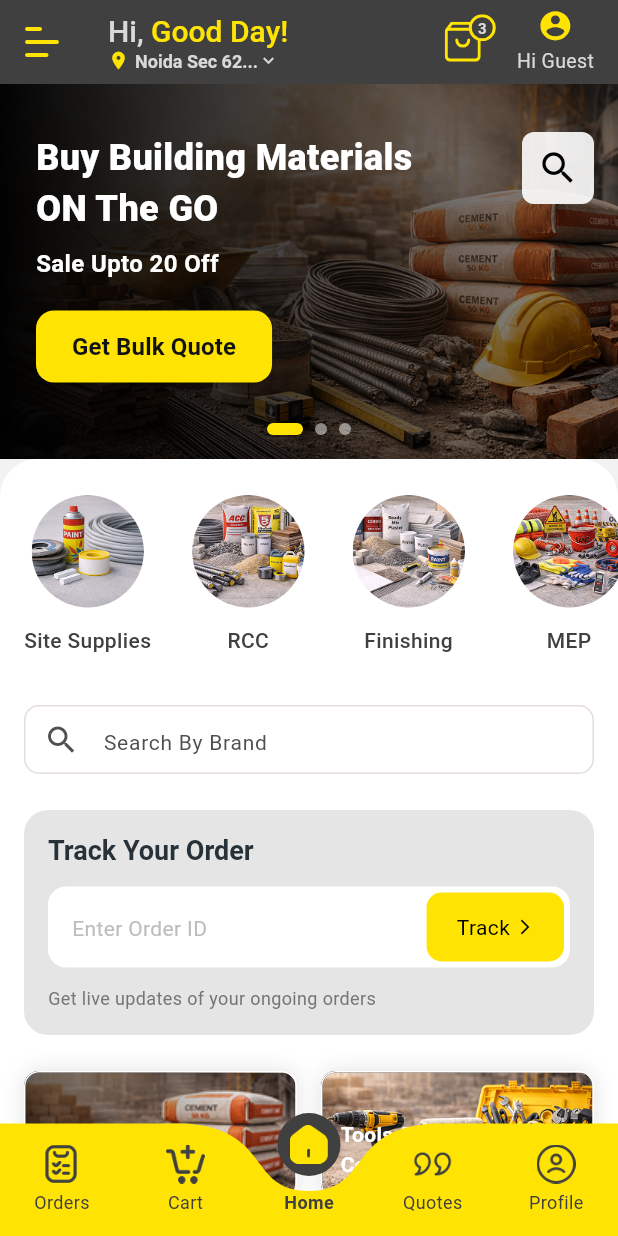
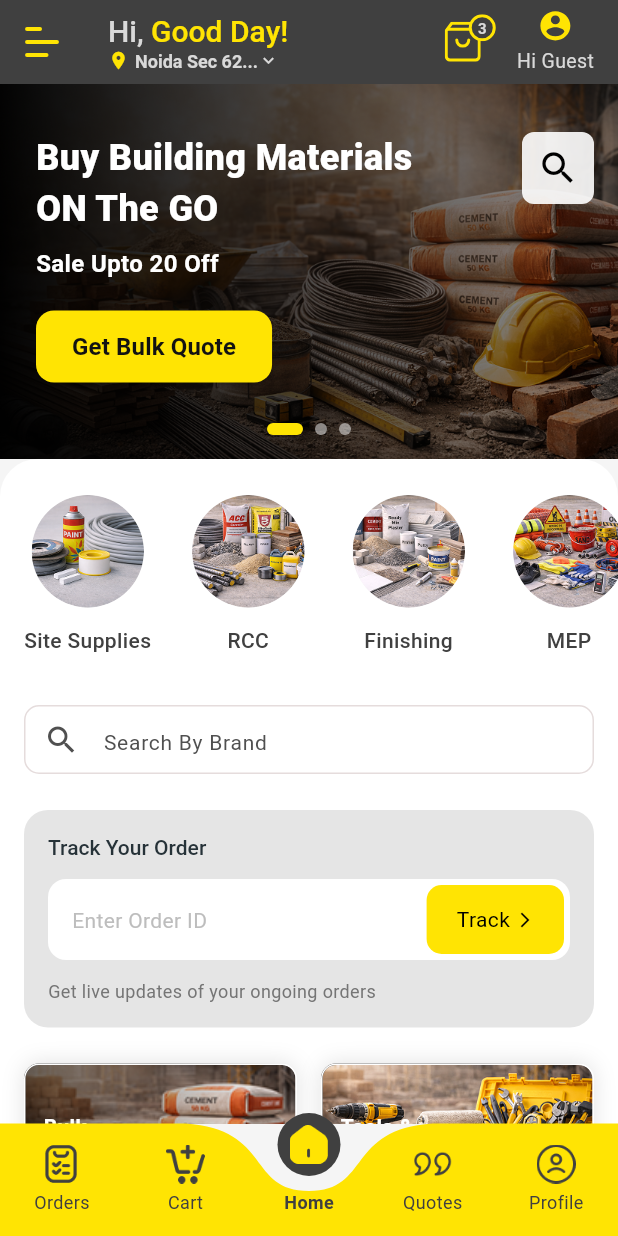
Before and after one commit to DevZkund/on_the_go, a Flutter app: the screen it shows after launch, on a phone screen of 412 x 824 dp. Run offline on Flutter 3.47's test engine with Material 3 defaults, Android fonts, the phone set to English and light mode, and no system bars; drawn by our look-alikes of carousel_slider, curved_labeled_navigation_bar; our stand-ins replace flutter_svg, go_router; Roboto replaces fonts that are missing (Nunito, Poppins).

Commit message:
feat: Add background color to the scaffold and wrap the body and bottom navigation bar in SafeArea widgets.

```diff
--- a/lib/features/home/ui/widgets/track_order_card.dart
+++ b/lib/features/home/ui/widgets/track_order_card.dart
@@ -24,8 +24,8 @@ class TrackOrderCard extends StatelessWidget {
                 Text(
                   'Track Your Order',
                   style: textTheme.headlineLarge?.copyWith(
-                    fontSize: 22,
-                    fontWeight: FontWeight.bold,
+                    fontSize: 14,
+                    fontWeight: FontWeight.w500,
                     color: const Color(0xFF263238),
                   ),
                 ),
@@ -33,7 +33,7 @@ class TrackOrderCard extends StatelessWidget {
                 Text(
                   'Get live updates of your ongoing orders',
                   style: textTheme.bodyMedium?.copyWith(
-                    fontSize: 14,
+                    fontSize: 12,
                     color: Colors.grey[600],
                   ),
                 ),
@@ -93,8 +93,8 @@ class TrackOrderCard extends StatelessWidget {
                 Text(
                   'Track Your Order',
                   style: textTheme.headlineLarge?.copyWith(
-                    fontSize: 18,
-                    fontWeight: FontWeight.bold,
+                    fontSize: 14,
+                    fontWeight: FontWeight.w500,
                     color: const Color(0xFF263238),
                   ),
                 ),
--- a/lib/features/main/ui/main_screen.dart
+++ b/lib/features/main/ui/main_screen.dart
@@ -40,9 +40,12 @@ class _MainScreenState extends State<MainScreen> {
 
     return Scaffold(
       extendBody: true,
+      backgroundColor: AppColors.background,
       drawer: const HomeDrawer(),
-      body: _buildPage(_currentIndex, isTablet),
-      bottomNavigationBar: CurvedNavigationBar(
+      body: SafeArea(top: false, child: _buildPage(_currentIndex, isTablet)),
+      bottomNavigationBar: SafeArea(
+        top: false,
+        child: CurvedNavigationBar(
           index: _currentIndex,
           height: isTablet ? 85 : 75,
           items: [
@@ -62,6 +65,7 @@ class _MainScreenState extends State<MainScreen> {
               _currentIndex = index;
             });
           },
+        ),
       ),
     );
   }
```
Lines whose indentation alone changed are shown as unchanged.
